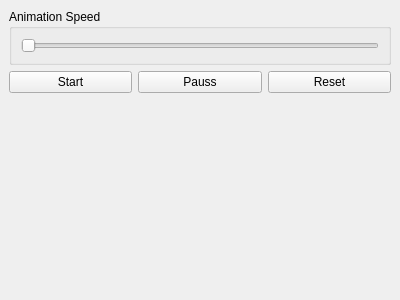
Before: the Qt Designer form optionwidget.ui in Narusaki/Boxelization, drawn with Qt 5.
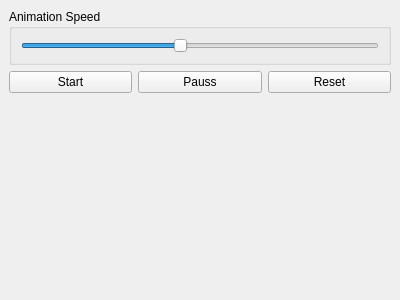
After: the same form once the commit is applied.

Commit message: Test modifying local mvmatrix. Use slider to control rotate speed.

```diff
--- a/optionwidget.ui
+++ b/optionwidget.ui
@@ -23,6 +23,15 @@
       <layout class="QHBoxLayout" name="horizontalLayout_2">
        <item>
         <widget class="QSlider" name="horizontalSlider">
+         <property name="minimum">
+          <number>1</number>
+         </property>
+         <property name="maximum">
+          <number>10</number>
+         </property>
+         <property name="value">
+          <number>5</number>
+         </property>
          <property name="orientation">
           <enum>Qt::Horizontal</enum>
          </property>
```
The commit also changes 7 other files.
